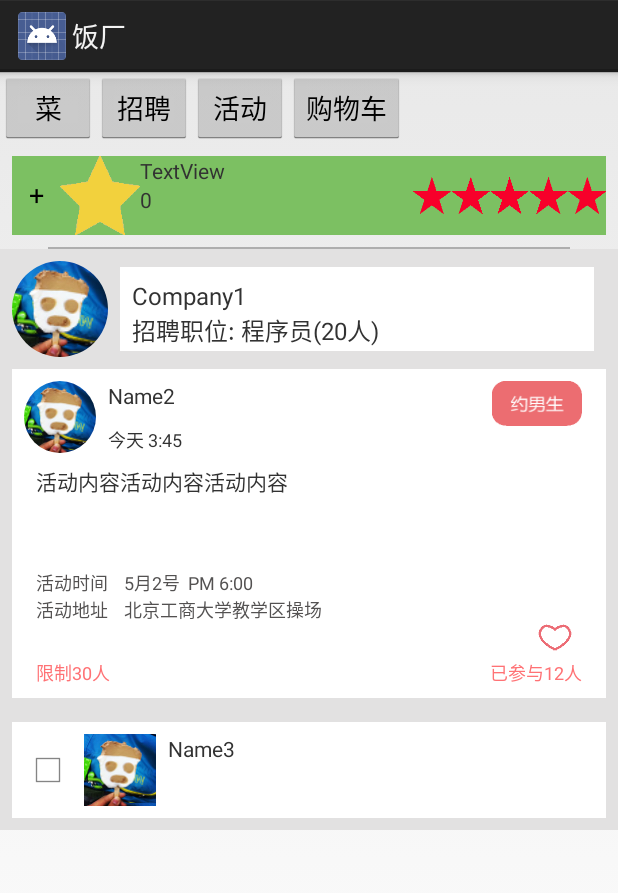
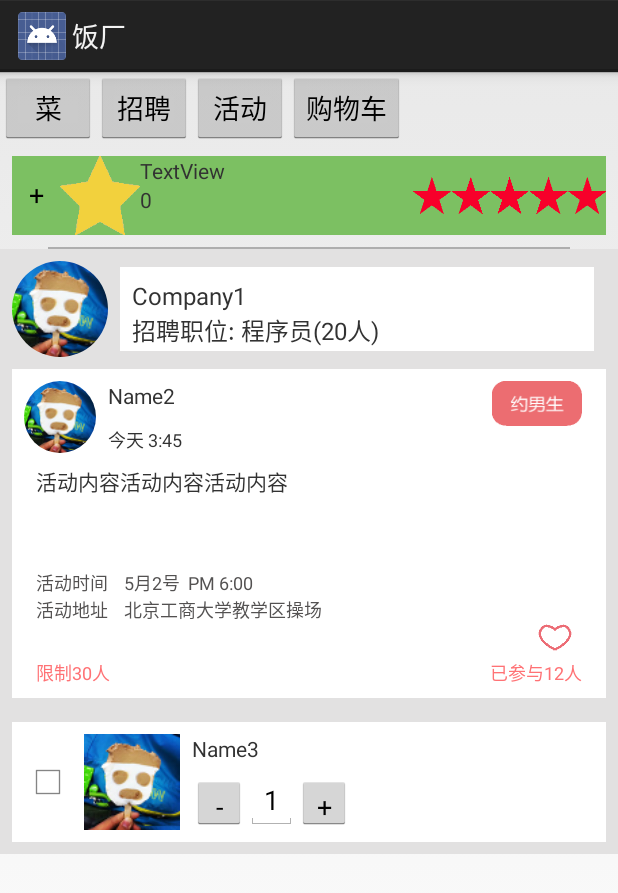
Before and after one commit to ypwhs/Canteen, an Android app: the FanChang screen opened directly, with no data from a screen before it, after a tap on "购物车", on a phone screen of 412 x 824 dp. Shown: the top 893 px of the screen. Run offline under Robolectric (Android 15) with nearby library versions, the phone set to English and light mode, and no system bars; our stand-ins replace CircleImageView; plain views replace CheckBox, ScrollView; 3 other taps on this screen came first.

Commit message:
master
ignore

```diff
--- a/canteen/src/main/res/layout/card_gouwuche.xml
+++ b/canteen/src/main/res/layout/card_gouwuche.xml
@@ -24,8 +24,8 @@
 
         <ImageView
             android:id="@+id/guowuche_head"
-            android:layout_width="48dp"
-            android:layout_height="48dp"
+            android:layout_width="64dp"
+            android:layout_height="64dp"
             android:layout_toRightOf="@+id/gouwuche_checkbox"
             android:layout_marginLeft="8dp"
             android:layout_marginTop="8dp"
@@ -38,15 +38,42 @@
             android:layout_marginLeft="8dp"
             android:layout_marginTop="8dp"
             android:layout_toRightOf="@+id/guowuche_head"
-            android:text="Name"
-            android:textSize="14sp"/>
+            android:text="Name"/>
 
 
         <View
             android:layout_width="0dp"
             android:layout_height="0dp"
             android:layout_below="@+id/guowuche_head"
-            android:layout_marginTop="8dp"/>
+            android:layout_marginTop="8dp"
+            android:id="@+id/view"/>
+
+        <Button
+            android:layout_width="36dp"
+            android:layout_height="36dp"
+            android:text="-"
+            android:id="@+id/gouwuche_jian"
+            android:layout_above="@+id/view"
+            android:layout_alignLeft="@+id/gouwuche_name"
+            android:layout_alignStart="@+id/gouwuche_name"/>
+
+        <EditText
+            android:layout_width="wrap_content"
+            android:layout_height="wrap_content"
+            android:id="@+id/editText"
+            android:layout_above="@+id/view"
+            android:layout_toRightOf="@+id/gouwuche_jian"
+            android:layout_toEndOf="@+id/gouwuche_jian"
+            android:text="1"/>
+
+        <Button
+            android:layout_width="36dp"
+            android:layout_height="36dp"
+            android:text="+"
+            android:id="@+id/gouwuche_jia"
+            android:layout_above="@+id/view"
+            android:layout_toRightOf="@+id/editText"
+            android:layout_toEndOf="@+id/editText"/>
     </RelativeLayout>
 
 </RelativeLayout>
```
Also changed, not shown: 25 other files.
